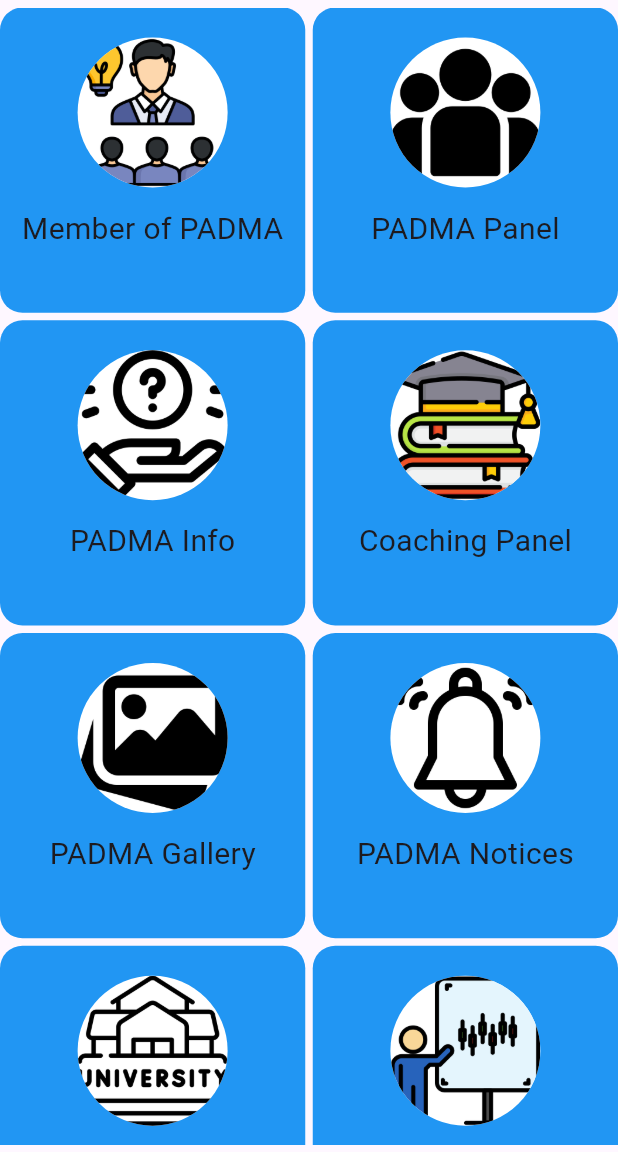
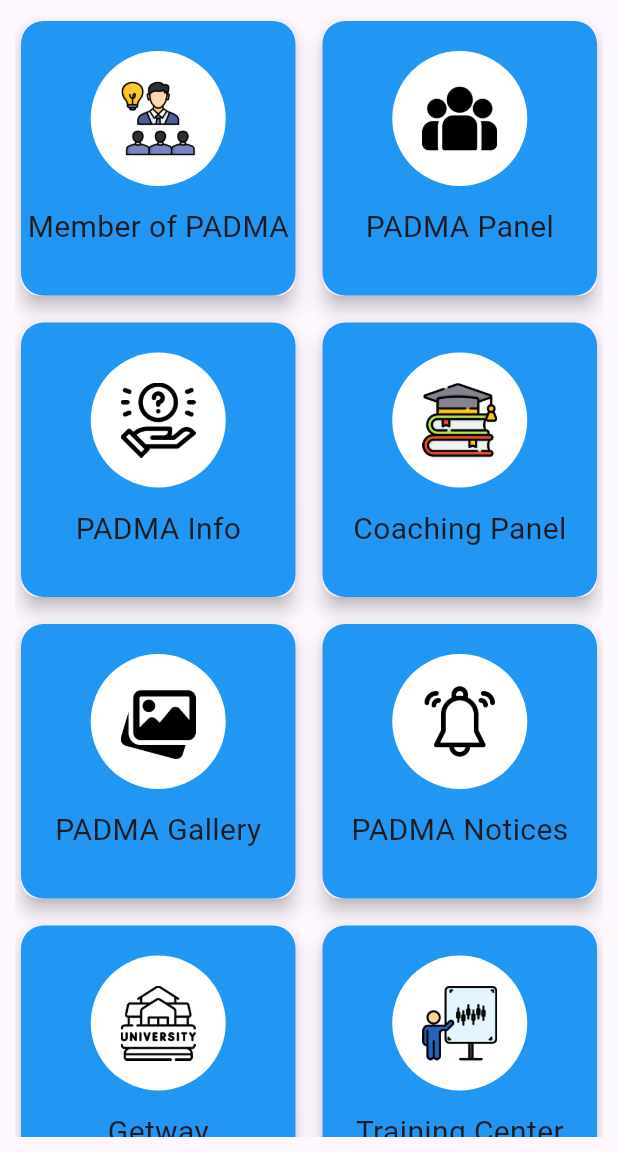
Before and after one commit to IfranTuhin/Management-App, a Flutter app: the screen it shows after launch, on a phone screen of 412 x 824 dp, the part 84-1236 px from its top. Run offline on Flutter 3.47's test engine with Material 2 defaults, Android fonts, the phone set to English and light mode, and no system bars; our stand-ins replace cloud_firestore, firebase_core; accounts and stored records are empty.

Commit message:
second commit

```diff
--- a/lib/Screen/home_screen.dart
+++ b/lib/Screen/home_screen.dart
@@ -1,7 +1,23 @@
 import 'package:flutter/material.dart';
 import 'package:management_app/Model/grid_view_model.dart';
+import 'package:management_app/Screen/padma_all_items/coaching_panel_screen.dart';
+import 'package:management_app/Screen/padma_all_items/getway_screen.dart';
+import 'package:management_app/Screen/padma_all_items/member_of_padma_screen.dart';
+import 'package:management_app/Screen/padma_all_items/padma_gallery_screen.dart';
+import 'package:management_app/Screen/padma_all_items/padma_info_screen.dart';
+import 'package:management_app/Screen/padma_all_items/padma_notices_screen.dart';
+import 'package:management_app/Screen/padma_all_items/padma_panel_screen.dart';
+import 'package:management_app/Screen/padma_all_items/training_center_screen.dart';
 
-class HomeScreen extends StatelessWidget {
+class HomeScreen extends StatefulWidget {
+
+  HomeScreen({Key? key}) : super(key: key);
+
+  @override
+  State<HomeScreen> createState() => _HomeScreenState();
+}
+
+class _HomeScreenState extends State<HomeScreen> {
 
   // Grid view data
   final List _dataList = [
@@ -15,7 +31,17 @@ class HomeScreen extends StatelessWidget {
     Data(image: "assets/images/presentation.png", text: "Training Center"),
   ];
 
-   HomeScreen({Key? key}) : super(key: key);
+  // List of widget
+  final List<Widget> screenList = [
+    MemberOfPadmaScreen(),
+    PadmaPanelScreen(),
+    PadmaInfoScreen(),
+    CoachingPanelScreen(),
+    PadmaGalleryScreen(),
+    PadmaNoticesScreen(),
+    GetwayScreen(),
+    TrainingCenterScreen(),
+  ];
 
   @override
   Widget build(BuildContext context) {
@@ -32,16 +58,22 @@ class HomeScreen extends StatelessWidget {
         backgroundColor: Colors.blue,
       ),
       body: Container(
-        margin: const EdgeInsets.symmetric(vertical: 5),
+        margin: const EdgeInsets.symmetric(vertical: 10, horizontal: 10),
         child: GridView.builder(
           itemCount: _dataList.length,
           gridDelegate: const SliverGridDelegateWithFixedCrossAxisCount(
             crossAxisCount: 2,
-            crossAxisSpacing: 5,
-            mainAxisSpacing: 5,
+            crossAxisSpacing: 10,
+            mainAxisSpacing: 10,
           ),
           itemBuilder: (context, index) {
-            return Container(
+            return InkWell(
+              onTap: () {
+                Navigator.push(context, MaterialPageRoute(builder: (context) => screenList[index],));
+              },
+              child: Card(
+                elevation: 5,
+                child: Container(
                   decoration: BoxDecoration(
                     color: Colors.blue,
                     borderRadius: BorderRadius.circular(15),
@@ -53,20 +85,37 @@ class HomeScreen extends StatelessWidget {
                       Container(
                         margin: const EdgeInsets.only(top: 20),
                         padding: const EdgeInsets.all(10),
-                    height: 100,
-                    width: 100,
+                        height: 90,
+                        width: 90,
                         decoration: BoxDecoration(
                           color: Colors.white,
                           borderRadius: BorderRadius.circular(100),
-                      image: DecorationImage(
-                        image: AssetImage(_dataList[index].image),
+                          // image: DecorationImage(
+                          //   image: AssetImage(_dataList[index].image),
+                          // ),
+                        ),
+                        child: Center(
+                          child: Image.asset(
+                            _dataList[index].image,
+                            fit: BoxFit.fill,
+                            width: 50,
+                            height: 50,
                           ),
                         ),
                       ),
-                  const SizedBox(height: 13,),
-                  Text(_dataList[index].text,style: const TextStyle(fontSize: 20,),),
+                      const SizedBox(
+                        height: 13,
+                      ),
+                      Text(
+                        _dataList[index].text,
+                        style: const TextStyle(
+                          fontSize: 20,
+                        ),
+                      ),
                     ],
-              )
+                  ),
+                ),
+              ),
             );
           },
         ),
--- /dev/null
+++ b/lib/Screen/padma_all_items/getway_screen.dart
@@ -0,0 +1,14 @@
+import 'package:flutter/material.dart';
+
+class GetwayScreen extends StatelessWidget {
+  const GetwayScreen({Key? key}) : super(key: key);
+
+  @override
+  Widget build(BuildContext context) {
+    return Scaffold(
+      body: Center(
+        child: Text("Getway screen"),
+      ),
+    );
+  }
+}
--- a/pubspec.yaml
+++ b/pubspec.yaml
@@ -35,6 +35,9 @@ dependencies:
   # The following adds the Cupertino Icons font to your application.
   # Use with the CupertinoIcons class for iOS style icons.
   cupertino_icons: ^1.0.2
+  firebase_core: ^2.21.0
+  cloud_firestore: ^4.12.2
+  provider: ^6.0.5
 
 dev_dependencies:
   flutter_test:
```
Also changed, not shown: lib/FirebaseDatabase/firebase_database_provider.dart (added, +41 -0 lines), lib/Screen/padma_all_items/MemberOfPadmaData/member_of_padma_data_input.dart (added, +105 -0 lines), lib/Screen/padma_all_items/coaching_panel_screen.dart (added, +14 -0 lines), lib/Screen/padma_all_items/member_of_padma_screen.dart (added, +37 -0 lines), lib/Screen/padma_all_items/padma_gallery_screen.dart (added, +14 -0 lines), lib/Screen/padma_all_items/padma_info_screen.dart (added, +14 -0 lines), lib/Screen/padma_all_items/padma_notices_screen.dart (added, +14 -0 lines), lib/Screen/padma_all_items/padma_panel_screen.dart (added, +14 -0 lines), lib/Screen/padma_all_items/training_center_screen.dart (added, +14 -0 lines), lib/Widget/custom_button.dart (added, +30 -0 lines), lib/Widget/input_text_field.dart (added, +21 -0 lines), lib/main.dart (+16 -2 lines), pubspec.lock, 6 other files. Lines whose indentation alone changed are shown as unchanged.
